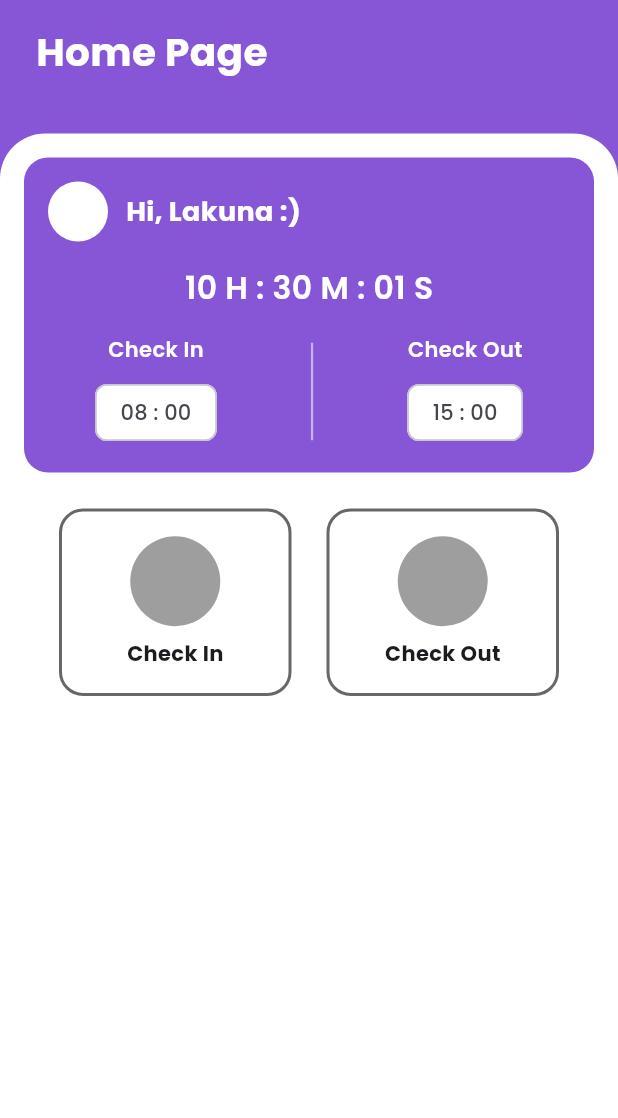
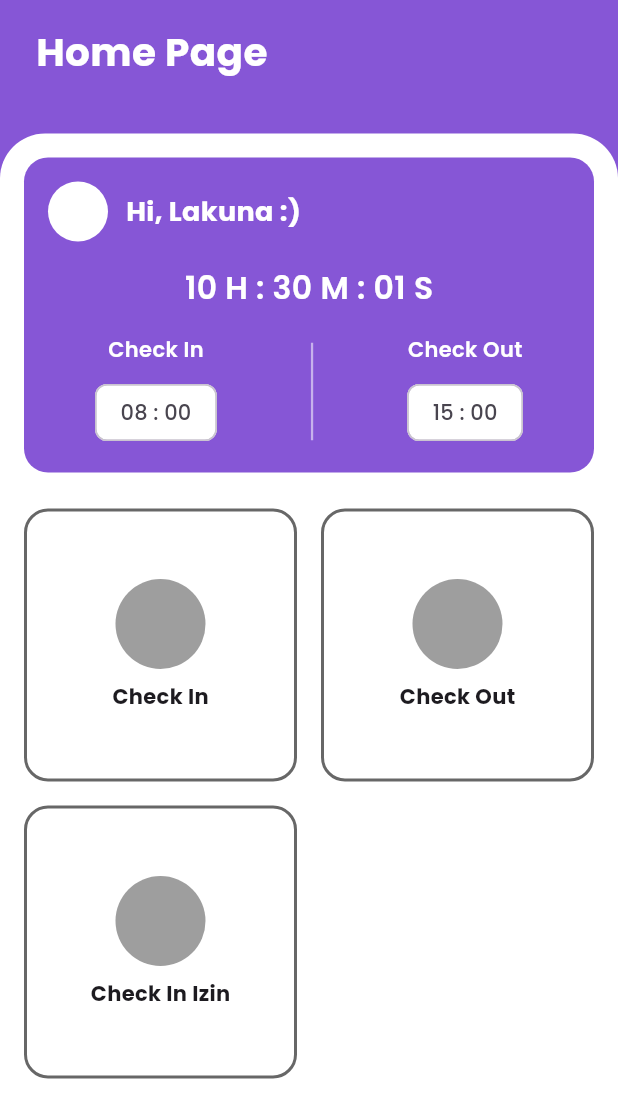
Before and after one commit to Aemiroyoo/tugas_absen, a Flutter app: the HomeScreen screen opened directly, on a phone screen of 412 x 824 dp. Shown: the top 1118 px of the screen. Run offline on Flutter 3.47's test engine with Material 3 defaults, Android fonts, the phone set to English and light mode, and no system bars; our stand-ins replace geocoding, geolocator, get, google_fonts, google_maps_flutter, shared_preferences; accounts and stored records are empty.

Commit message:
feat: Add request Izin functionality and update UI layout for Check In & Check Out

```diff
--- a/lib/screens/home_screen.dart
+++ b/lib/screens/home_screen.dart
@@ -162,8 +162,13 @@ class _HomeScreenState extends State<HomeScreen> {
                     ),
                     const SizedBox(height: 24),
                     // Tombol Check In & Check Out
-                    Row(
-                      mainAxisAlignment: MainAxisAlignment.spaceEvenly,
+                    GridView.count(
+                      crossAxisCount: 2,
+                      shrinkWrap: true,
+                      physics:
+                          NeverScrollableScrollPhysics(), // biar ga bentrok sama scroll parent
+                      mainAxisSpacing: 16,
+                      crossAxisSpacing: 16,
                       children: [
                         GestureDetector(
                           onTap: () {
@@ -225,6 +230,36 @@ class _HomeScreenState extends State<HomeScreen> {
                             ),
                           ),
                         ),
+                        GestureDetector(
+                          onTap: () {
+                            // Get.to(() => const CheckOutScreen());
+                          },
+                          child: Container(
+                            width: 155,
+                            height: 125,
+                            decoration: BoxDecoration(
+                              border: Border.all(
+                                color: const Color.fromARGB(255, 103, 103, 103),
+                                width: 2,
+                              ),
+                              borderRadius: BorderRadius.circular(16),
+                            ),
+                            child: Column(
+                              mainAxisAlignment: MainAxisAlignment.center,
+                              children: [
+                                const CircleAvatar(
+                                  radius: 30,
+                                  backgroundColor: Colors.grey,
+                                ),
+                                const SizedBox(height: 8),
+                                const Text(
+                                  'Check In Izin',
+                                  style: TextStyle(fontWeight: FontWeight.bold),
+                                ),
+                              ],
+                            ),
+                          ),
+                        ),
                       ],
                     ),
                   ],
--- a/lib/services/attendance_service.dart
+++ b/lib/services/attendance_service.dart
@@ -85,6 +85,48 @@ class AttendanceService {
     }
   }
 
+  // ✅ Izin
+  static Future<bool> requestIzin(
+    double lat,
+    double lng,
+    String address,
+    String alasan,
+  ) async {
+    final prefs = await SharedPreferences.getInstance();
+    final token = prefs.getString('token');
+    final url = Uri.parse('$baseUrl/absen/check-in');
+
+    try {
+      final response = await http.post(
+        url,
+        headers: {
+          'Accept': 'application/json',
+          'Authorization': 'Bearer $token',
+        },
+        body: {
+          'check_in_lat': lat.toString(),
+          'check_in_lng': lng.toString(),
+          'check_in_address': address,
+          'status': 'izin',
+          'alasan_izin': alasan,
+        },
+      );
+
+      final data = jsonDecode(response.body);
+
+      if (response.statusCode == 200) {
+        Get.snackbar('Sukses', data['message'] ?? 'Izin berhasil diajukan');
+        return true;
+      } else {
+        Get.snackbar('Gagal', data['message'] ?? 'Gagal mengajukan izin');
+        return false;
+      }
+    } catch (e) {
+      Get.snackbar('Kesalahan', 'Terjadi kesalahan: $e');
+      return false;
+    }
+  }
+
   // ✅ Get Riwayat Absensi
   static Future<List<dynamic>?> getHistory() async {
     final token = await _getToken();
@@ -119,27 +161,4 @@ class AttendanceService {
       return [];
     }
   }
-
-  // ✅ Get Profile
-  // static Future<Map<String, dynamic>?> getProfile() async {
-  //   final token = await _getToken();
-  //   final url = Uri.parse('$baseUrl/profile');
-
-  //   try {
-  //     final res = await http.get(
-  //       url,
-  //       headers: {'Authorization': 'Bearer $token'},
-  //     );
-
-  //     if (res.statusCode == 200) {
-  //       return jsonDecode(res.body)['data'];
-  //     } else {
-  //       Get.snackbar("Gagal", "Tidak dapat memuat profil");
-  //       return null;
-  //     }
-  //   } catch (e) {
-  //     Get.snackbar("Error", e.toString());
-  //     return null;
-  //   }
-  // }
 }
```
Also changed, not shown: lib/screens/checkin_screen.dart (+5 -5 lines), pubspec.lock.
